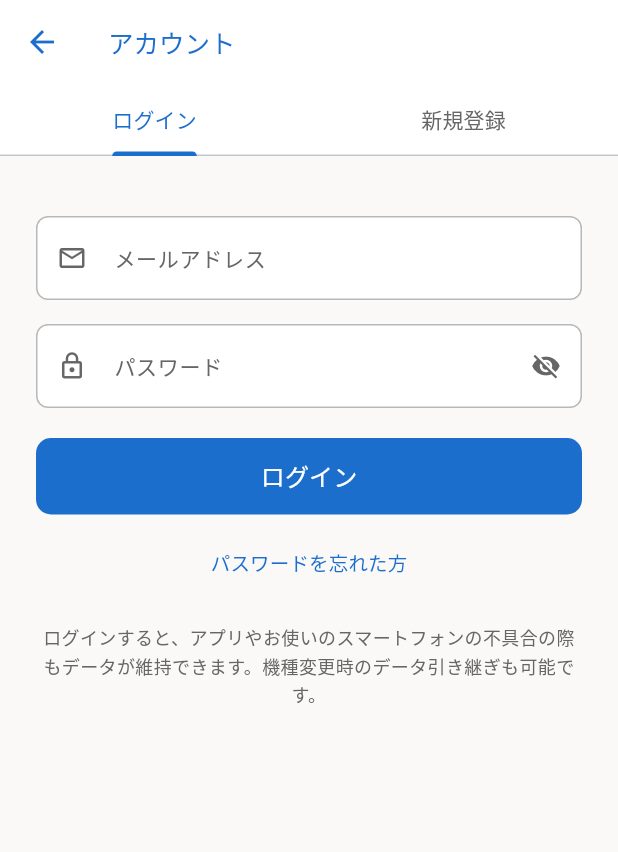
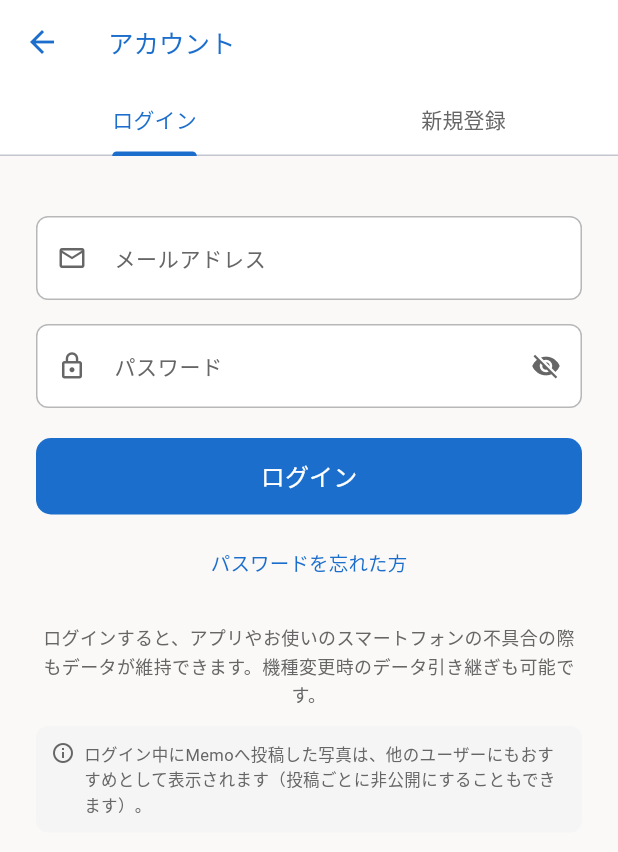
Before and after one commit to erablea/alamode_app, a Flutter app: the LoginScreen screen opened directly, on a phone screen of 412 x 824 dp. Shown: the top 852 px of the screen. Run offline on Flutter 3.47's test engine with Material 3 defaults, Android fonts, the phone set to English and light mode, and no system bars; our stand-ins replace cached_network_image, image_picker, shared_preferences, supabase_flutter, syncfusion_flutter_datepicker; accounts and stored records are empty; network calls fail; Roboto replaces fonts that are missing (ZenMaruGothic); project files that could hold a hidden picture were left out.

Commit message:
Memo写真を最大3枚まで公開・投稿単位の公開設定・初回ログイン時の告知を追加
- 0009: useritem_image2/3列とuseritem_public列（デフォルトtrue）を追加。
  useritem_public_imageビューを2・3枚目とuseritem_publicの条件込みに更新。
- memo.dart: _savePresentToSupabase/_updatePresentInSupabase/_supabaseToPresentで
  2・3枚目の画像とpublicフラグも読み書きするよう修正（従来は1枚目のみ保存され
  2・3枚目が消えていた）。Memo編集画面の画像欄下に「他のユーザーにも公開する」
  トグルスイッチを追加（ログイン中のみ表示、投稿＝イベント単位で切り替え可能）。
- auth_service.dart: ゲスト→ログイン移行時に2・3枚目の画像もStorageへ
  アップロードするよう対応。
- item_image_service.dart: コミュニティ画像を最大3枚返すよう変更。
- home.dart: ItemDetailScreenの画像カルーセルにコミュニティ画像を3枚まで表示。
- auth.dart: ログイン・新規登録画面に「投稿写真は他ユーザーにも表示されうる」
  旨の注意書きを常設。
- main.dart: navigatorKeyを追加し、初回ログイン完了後に一度だけ同内容の
  確認ポップアップを表示（photo_publish_notice_seen_$uidで再表示を防止）。
- CLAUDE.md: 上記の設計を反映。

Co-Authored-By: Claude Sonnet 5 <noreply@anthropic.com>
Claude-Session: https://claude.ai/code/session_01UfG52CrD6kbQkYjKLWsAqQ

```diff
--- a/lib/view/auth.dart
+++ b/lib/view/auth.dart
@@ -288,6 +288,8 @@ class _LoginScreenState extends State<LoginScreen> with SingleTickerProviderStat
           ),
           const SizedBox(height: 16),
           _buildNote(),
+          const SizedBox(height: 12),
+          _buildPhotoPublishNotice(),
         ],
       ),
     );
@@ -313,7 +315,9 @@ class _LoginScreenState extends State<LoginScreen> with SingleTickerProviderStat
             _signupPasswordConfirmCtrl, 'パスワード（確認）', Icons.lock_outline, _obscureSignupConfirm,
             toggle: () => setState(() => _obscureSignupConfirm = !_obscureSignupConfirm),
           ),
-          const SizedBox(height: 32),
+          const SizedBox(height: 20),
+          _buildPhotoPublishNotice(),
+          const SizedBox(height: 16),
           Row(
             crossAxisAlignment: CrossAxisAlignment.center,
             children: [
@@ -377,6 +381,29 @@ class _LoginScreenState extends State<LoginScreen> with SingleTickerProviderStat
       'ログインすると、アプリやお使いのスマートフォンの不具合の際もデータが維持できます。機種変更時のデータ引き継ぎも可能です。',
       style: TextStyle(fontSize: 12, color: AppColors.blackLight, height: 1.6),
       textAlign: TextAlign.center,
+    );
+  }
+
+  Widget _buildPhotoPublishNotice() {
+    return Container(
+      padding: const EdgeInsets.all(10),
+      decoration: BoxDecoration(
+        color: AppColors.greyLight,
+        borderRadius: BorderRadius.circular(8),
+      ),
+      child: const Row(
+        crossAxisAlignment: CrossAxisAlignment.start,
+        children: [
+          Icon(Icons.info_outline, size: 16, color: AppColors.blackLight),
+          SizedBox(width: 6),
+          Expanded(
+            child: Text(
+              'ログイン中にMemoへ投稿した写真は、他のユーザーにもおすすめとして表示されます（投稿ごとに非公開にすることもできます）。',
+              style: TextStyle(fontSize: 11, color: AppColors.blackLight, height: 1.5),
+            ),
+          ),
+        ],
+      ),
     );
   }
 
--- a/lib/view/home.dart
+++ b/lib/view/home.dart
@@ -1773,7 +1773,8 @@ class _ItemDetailScreenState extends State<ItemDetailScreen> {
       future: ItemImageService.resolveCommunityImage(item),
       builder: (context, snapshot) {
         final community = snapshot.data;
-        final imageUrls = community == null ? <String>[] : [community['url'] as String];
+        final imageUrls =
+            community == null ? <String>[] : List<String>.from(community['urls'] as List);
         return _buildImageSection(item, imageUrls,
             communityUseritemId: community?['useritem_id']?.toString());
       },
```
Also changed, not shown: lib/main.dart (+39 -0 lines), lib/services/auth_service.dart (+9 -5 lines), lib/services/item_image_service.dart (+16 -11 lines), lib/view/memo.dart (+41 -3 lines), 2 other files.
